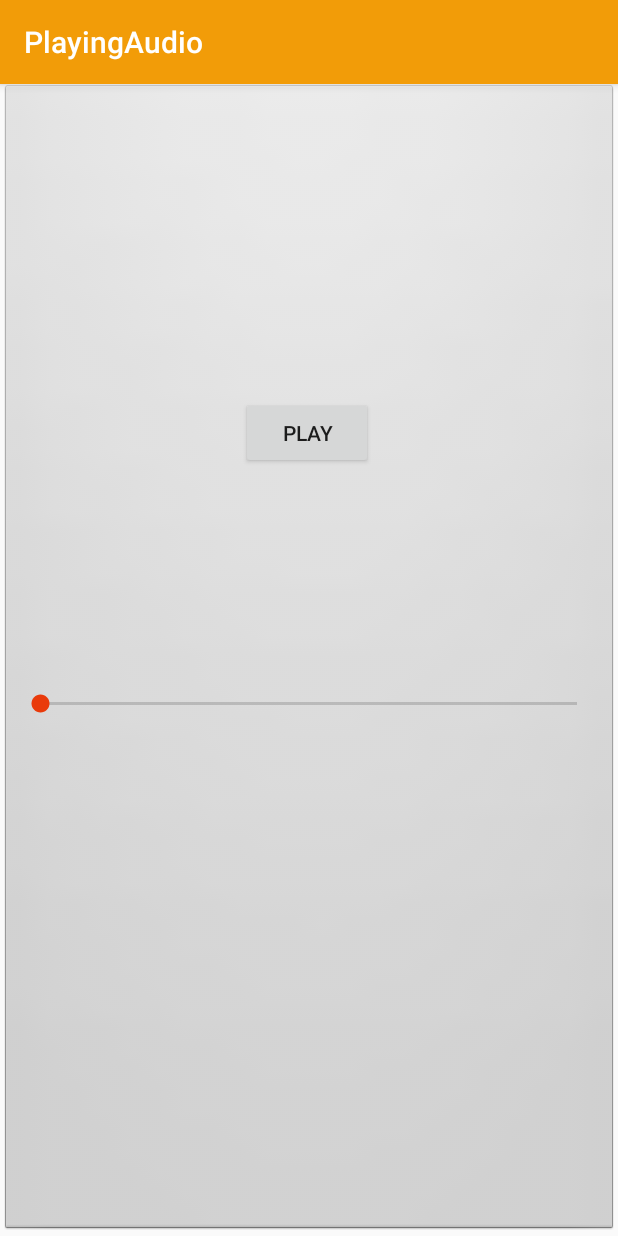
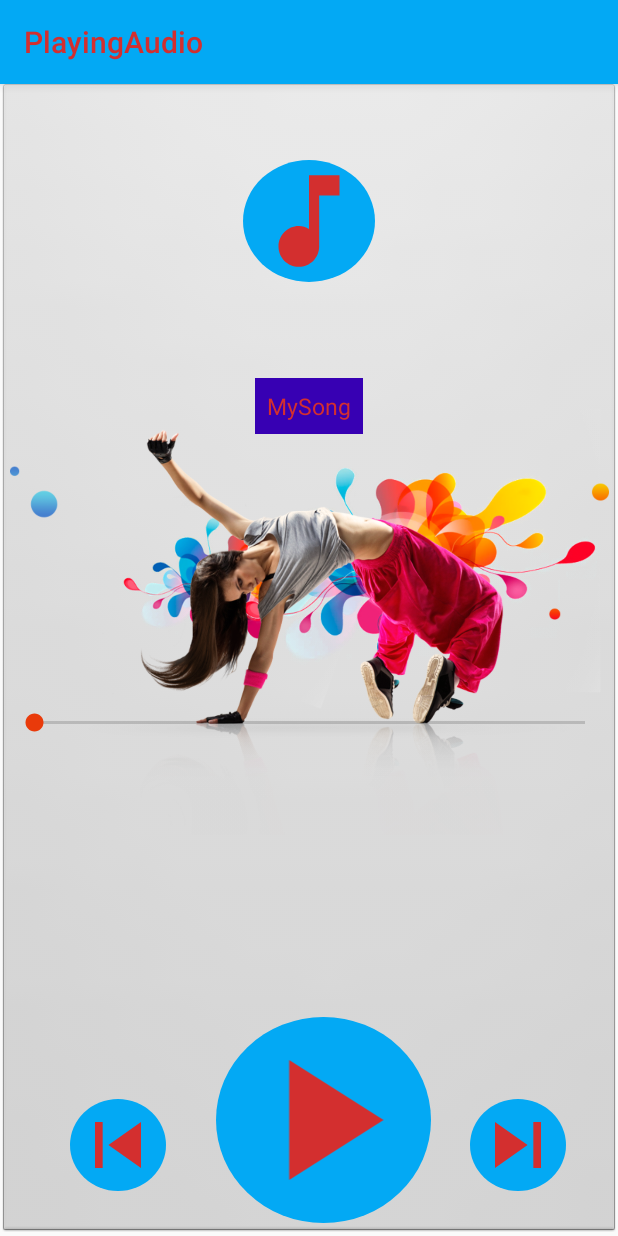
Before and after one commit to Jounsy/SeekBarAndroid, an Android app: the screen it shows after launch (MainActivity), on a phone screen of 412 x 824 dp. Run offline under Robolectric (Android 15) with nearby library versions, the phone set to English and light mode, and no system bars; libraries missing offline, so code that uses them is left out: android.net.sip.

Commit message:
Change colors

```diff
--- a/app/build.gradle
+++ b/app/build.gradle
@@ -9,6 +9,7 @@ android {
         versionCode 1
         versionName "1.0"
         testInstrumentationRunner "android.support.test.runner.AndroidJUnitRunner"
+        vectorDrawables.useSupportLibrary = true
     }
     buildTypes {
         release {
--- a/app/src/main/java/com/android/uraall/playingaudio/MainActivity.java
+++ b/app/src/main/java/com/android/uraall/playingaudio/MainActivity.java
@@ -8,12 +8,13 @@ import android.os.Bundle;
 import android.util.Log;
 import android.view.View;
 import android.widget.Button;
+import android.widget.ImageView;
 import android.widget.SeekBar;
 
 public class MainActivity extends AppCompatActivity {
 
     MediaPlayer mediaPlayer;
-    Button button;
+    ImageView button;
     SeekBar volumeSeekBar;
     AudioManager audioManager;
 
@@ -63,11 +64,11 @@ public class MainActivity extends AppCompatActivity {
 
     public void play() {
         mediaPlayer.start();
-        button.setText("Pause");
+       // button.setText("Pause");
     }
 
     public void pause() {
         mediaPlayer.pause();
-        button.setText("Play");
+        //button.setText("Play");
     }
 }
--- a/app/src/main/res/drawable/circle.xml
+++ b/app/src/main/res/drawable/circle.xml
@@ -1,4 +1,10 @@
 <?xml version="1.0" encoding="utf-8"?>
-<selector xmlns:android="http://schemas.android.com/apk/res/android">
+<shape xmlns:android="http://schemas.android.com/apk/res/android"
+    android:shape = "oval">
+    <solid
+        android:color="@color/colorBackground"/>
+    <size
+        android:height="120dp"
+        android:width="120dp"/>
 
-</selector>
+</shape>
--- a/app/src/main/res/drawable/ic_baseline_music_note_24.xml
+++ b/app/src/main/res/drawable/ic_baseline_music_note_24.xml
@@ -1,5 +1,5 @@
-<vector android:height="24dp" android:tint="#880E4F"
+<vector android:height="24dp" android:tint="@color/colorFront"
     android:viewportHeight="24" android:viewportWidth="24"
     android:width="24dp" xmlns:android="http://schemas.android.com/apk/res/android">
-    <path android:fillColor="@android:color/white" android:pathData="M12,3v10.55c-0.59,-0.34 -1.27,-0.55 -2,-0.55 -2.21,0 -4,1.79 -4,4s1.79,4 4,4 4,-1.79 4,-4V7h4V3h-6z"/>
+    <path android:fillColor="@color/cardview_light_background" android:pathData="M12,3v10.55c-0.59,-0.34 -1.27,-0.55 -2,-0.55 -2.21,0 -4,1.79 -4,4s1.79,4 4,4 4,-1.79 4,-4V7h4V3h-6z"/>
 </vector>
--- a/app/src/main/res/drawable/ic_baseline_play_arrow_24.xml
+++ b/app/src/main/res/drawable/ic_baseline_play_arrow_24.xml
@@ -1,4 +1,4 @@
-<vector android:height="24dp" android:tint="#538EFF"
+<vector android:height="24dp" android:tint="@color/colorFront"
     android:viewportHeight="24" android:viewportWidth="24"
     android:width="24dp" xmlns:android="http://schemas.android.com/apk/res/android">
     <path android:fillColor="@android:color/white" android:pathData="M8,5v14l11,-7z"/>
--- a/app/src/main/res/drawable/ic_baseline_skip_next_24.xml
+++ b/app/src/main/res/drawable/ic_baseline_skip_next_24.xml
@@ -1,4 +1,4 @@
-<vector android:height="24dp" android:tint="#880E4F"
+<vector android:height="24dp" android:tint="@color/colorFront"
     android:viewportHeight="24" android:viewportWidth="24"
     android:width="24dp" xmlns:android="http://schemas.android.com/apk/res/android">
     <path android:fillColor="@android:color/white" android:pathData="M6,18l8.5,-6L6,6v12zM16,6v12h2V6h-2z"/>
--- a/app/src/main/res/drawable/ic_baseline_skip_previous_24.xml
+++ b/app/src/main/res/drawable/ic_baseline_skip_previous_24.xml
@@ -1,4 +1,4 @@
-<vector android:height="24dp" android:tint="#880E4F"
+<vector android:height="24dp" android:tint="@color/colorFront"
     android:viewportHeight="24" android:viewportWidth="24"
     android:width="24dp" xmlns:android="http://schemas.android.com/apk/res/android">
     <path android:fillColor="@android:color/white" android:pathData="M6,6h2v12L6,18zM9.5,12l8.5,6L18,6z"/>
--- a/app/src/main/res/drawable/ic_queue_music_blue_24dp.xml
+++ b/app/src/main/res/drawable/ic_queue_music_blue_24dp.xml
@@ -1,4 +1,4 @@
-<vector android:height="24dp" android:tint="#538EFF"
+<vector android:height="24dp" android:tint="@color/colorPrimary"
     android:viewportHeight="24.0" android:viewportWidth="24.0"
     android:width="24dp" xmlns:android="http://schemas.android.com/apk/res/android">
     <path android:fillColor="#FF000000" android:pathData="M15,6L3,6v2h12L15,6zM15,10L3,10v2h12v-2zM3,16h8v-2L3,14v2zM17,6v8.18c-0.31,-0.11 -0.65,-0.18 -1,-0.18 -1.66,0 -3,1.34 -3,3s1.34,3 3,3 3,-1.34 3,-3L19,8h3L22,6h-5z"/>
--- a/app/src/main/res/layout/activity_main.xml
+++ b/app/src/main/res/layout/activity_main.xml
@@ -4,21 +4,22 @@
     xmlns:tools="http://schemas.android.com/tools"
     android:layout_width="match_parent"
     android:layout_height="match_parent"
-    android:background="@android:drawable/btn_default"
+    android:background="@android:drawable/btn_default_small"
+
     tools:context=".MainActivity">
 
-    <Button
-        android:id="@+id/playButton"
+
+    <ImageView
+        android:id="@+id/imageView"
         android:layout_width="wrap_content"
         android:layout_height="wrap_content"
-        android:layout_marginStart="147dp"
-        android:layout_marginTop="202dp"
-        android:layout_marginEnd="149dp"
-        android:layout_marginBottom="51dp"
-        android:text="Play"
+        app:layout_constraintBottom_toBottomOf="parent"
         app:layout_constraintEnd_toEndOf="parent"
+        app:layout_constraintHorizontal_bias="0.0"
         app:layout_constraintStart_toStartOf="parent"
-        app:layout_constraintTop_toTopOf="parent" />
+        app:layout_constraintTop_toTopOf="parent"
+        app:layout_constraintVertical_bias="0.346"
+        app:srcCompat="@drawable/woman" />
 
     <SeekBar
         android:id="@+id/volumeSeekBar"
@@ -26,9 +27,83 @@
         android:layout_height="wrap_content"
         app:layout_constraintBottom_toBottomOf="parent"
         app:layout_constraintEnd_toEndOf="parent"
+        app:layout_constraintHorizontal_bias="0.0"
         app:layout_constraintStart_toStartOf="parent"
-        app:layout_constraintTop_toBottomOf="@+id/playButton"
-        app:layout_constraintVertical_bias="0.306" />
+        app:layout_constraintTop_toBottomOf="@+id/imageViewCircleBackground"
+        app:layout_constraintVertical_bias="0.467" />
+
+
+    <ImageView
+        android:id="@+id/playButton"
+        android:layout_width="143dp"
+        android:layout_height="137dp"
+        android:layout_marginTop="208dp"
+        android:background="@drawable/circle"
+        app:layout_constraintBottom_toBottomOf="parent"
+        app:layout_constraintEnd_toEndOf="parent"
+        app:layout_constraintHorizontal_bias="0.537"
+        app:layout_constraintStart_toStartOf="parent"
+        app:layout_constraintTop_toBottomOf="@+id/volumeSeekBar"
+        app:layout_constraintVertical_bias="1.0"
+        app:srcCompat="@drawable/ic_baseline_play_arrow_24" />
+
+    <ImageView
+        android:id="@+id/imageViewCircleBackground"
+        android:layout_width="88dp"
+        android:layout_height="81dp"
+        android:background="@drawable/circle"
+        app:layout_constraintBottom_toBottomOf="parent"
+        app:layout_constraintEnd_toEndOf="parent"
+        app:layout_constraintHorizontal_bias="0.498"
+        app:layout_constraintStart_toStartOf="parent"
+        app:layout_constraintTop_toTopOf="parent"
+        app:layout_constraintVertical_bias="0.069"
+        app:srcCompat="@drawable/ic_baseline_music_note_24"
+        tools:ignore="VectorDrawableCompat" />
+
+    <ImageView
+        android:id="@+id/imageViewPreviousButton"
+        android:layout_width="64dp"
+        android:layout_height="61dp"
+        android:layout_marginTop="122dp"
+        android:background="@drawable/circle"
+        app:layout_constraintBottom_toBottomOf="parent"
+        app:layout_constraintEnd_toStartOf="@+id/playButton"
+        app:layout_constraintHorizontal_bias="0.546"
+        app:layout_constraintStart_toStartOf="parent"
+        app:layout_constraintTop_toBottomOf="@+id/volumeSeekBar"
+        app:layout_constraintVertical_bias="0.85"
+        app:srcCompat="@drawable/ic_baseline_skip_previous_24" />
+
+    <ImageView
+        android:id="@+id/imageViewNextButton"
+        android:layout_width="64dp"
+        android:layout_height="61dp"
+        android:layout_marginTop="122dp"
+        android:background="@drawable/circle"
+        app:layout_constraintBottom_toBottomOf="parent"
+        app:layout_constraintEnd_toEndOf="parent"
+        app:layout_constraintHorizontal_bias="0.474"
+        app:layout_constraintStart_toEndOf="@+id/playButton"
+        app:layout_constraintTop_toBottomOf="@+id/volumeSeekBar"
+        app:layout_constraintVertical_bias="0.85"
+        app:srcCompat="@drawable/ic_baseline_skip_next_24" />
+
+    <TextView
+        android:id="@+id/textSongName"
+        android:layout_width="wrap_content"
+        android:layout_height="wrap_content"
+        android:text="MySong"
+        android:padding="8dp"
+        android:textColor="@color/colorFront"
+        android:textSize="15dp"
+        android:background="@color/design_default_color_primary_dark"
+        app:layout_constraintBottom_toTopOf="@+id/volumeSeekBar"
+        app:layout_constraintEnd_toEndOf="parent"
+        app:layout_constraintHorizontal_bias="0.498"
+        app:layout_constraintStart_toStartOf="parent"
+        app:layout_constraintTop_toBottomOf="@+id/imageViewCircleBackground"
+        app:layout_constraintVertical_bias="0.258" />
 
 
 </android.support.constraint.ConstraintLayout>
--- a/app/src/main/res/values/colors.xml
+++ b/app/src/main/res/values/colors.xml
@@ -3,4 +3,7 @@
     <color name="colorPrimary">#f29c08</color>
     <color name="colorPrimaryDark">#d28004</color>
     <color name="colorAccent">#e93a0a</color>
+    <color name="colorBackground">#FF03A9F4</color>
+    <color name="colorFront">#D32F2F</color>
+
 </resources>
--- a/app/src/main/res/values/styles.xml
+++ b/app/src/main/res/values/styles.xml
@@ -3,9 +3,11 @@
     <!-- Base application theme. -->
     <style name="AppTheme" parent="Theme.AppCompat.Light.DarkActionBar">
         <!-- Customize your theme here. -->
-        <item name="colorPrimary">@color/colorPrimary</item>
+        <item name="colorPrimary">@color/colorBackground</item>
         <item name="colorPrimaryDark">@color/colorPrimaryDark</item>
         <item name="colorAccent">@color/colorAccent</item>
+        <item name="titleTextColor">@color/colorFront</item>
+
     </style>
 
 </resources>
```
